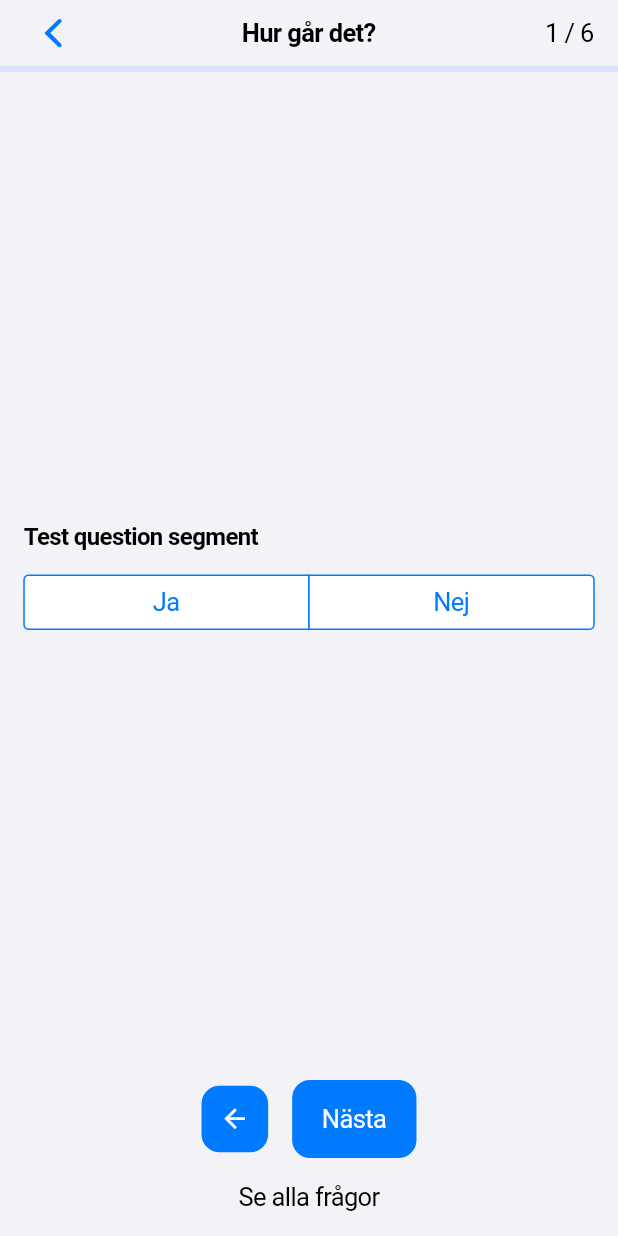
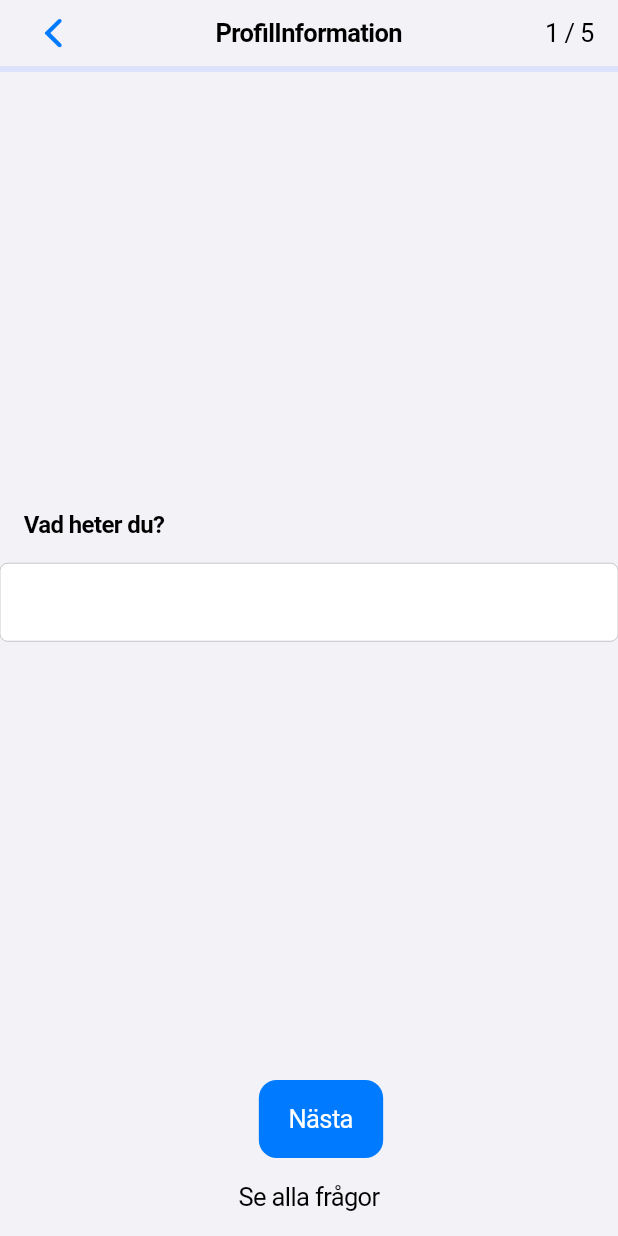
Before and after one commit to hci-gu/joint-replacement-movement, a Flutter app: the screen it shows after launch, scrolled down 576 dp, after a tap on "Se alla frågor", on a phone screen of 412 x 824 dp. Run offline on Flutter 3.47's test engine with Material 3 defaults, Android fonts, the phone set to English and light mode, and no system bars; our stand-ins replace device_info_plus, dio, fl_chart, flutter_hooks, flutter_keyboard_visibility, go_router and 3 more; missing offline and left inert: app_settings, personnummer.

Commit message:
multiple questionnaires, dependency questions, date type

```diff
--- a/fracture_movement/lib/main.dart
+++ b/fracture_movement/lib/main.dart
@@ -38,7 +38,7 @@ class App extends StatelessWidget {
   }
 
   final _router = GoRouter(
-    initialLocation: '/questionnaire/1',
+    initialLocation: '/questionnaire/profile',
     routes: [
       GoRoute(
         path: '/',
@@ -48,7 +48,9 @@ class App extends StatelessWidget {
           GoRoute(
             path: 'questionnaire/:id',
             name: 'questionnaire',
-            builder: (context, state) => const QuestionnaireScreen(id: 'id'),
+            builder: (context, state) => QuestionnaireScreen(
+              id: state.pathParameters['id'] ?? '',
+            ),
           )
         ],
       ),
--- a/fracture_movement/lib/screens/home.dart
+++ b/fracture_movement/lib/screens/home.dart
@@ -1,6 +1,41 @@
 import 'package:flutter/cupertino.dart';
 import 'package:go_router/go_router.dart';
 import 'package:url_launcher/url_launcher.dart';
+
+class Home extends StatelessWidget {
+  const Home({super.key});
+
+  @override
+  Widget build(BuildContext context) {
+    return CupertinoPageScaffold(
+      child: Center(
+        child: Column(
+          mainAxisSize: MainAxisSize.min,
+          children: [
+            const Text('Hem'),
+            // 2x2 grid of questionnaires
+            const SizedBox(height: 16),
+            CupertinoButton.filled(
+              child: const Text('Profilformulär'),
+              onPressed: () => context.goNamed(
+                'questionnaire',
+                pathParameters: {'id': 'profile'},
+              ),
+            ),
+            const SizedBox(height: 16),
+            CupertinoButton.filled(
+              child: const Text('Testformulär'),
+              onPressed: () => context.goNamed(
+                'questionnaire',
+                pathParameters: {'id': 'test'},
+              ),
+            ),
+          ],
+        ),
+      ),
+    );
+  }
+}
 
 class HomeScreen extends StatelessWidget {
   const HomeScreen({super.key});
@@ -11,16 +46,8 @@ class HomeScreen extends StatelessWidget {
       tabBuilder: (context, index) {
         switch (index) {
           case 0:
-            return const CupertinoPageScaffold(
-              child: Center(
-                child: Column(
-                  mainAxisSize: MainAxisSize.min,
-                  children: [
-                    Text('Hem'),
-                  ],
-                ),
-              ),
-            );
+            return const Home();
+            ;
           case 1:
             return const CupertinoPageScaffold(
               child: Center(
--- a/fracture_movement/lib/screens/questionnaire/questionnaire.dart
+++ b/fracture_movement/lib/screens/questionnaire/questionnaire.dart
@@ -44,17 +44,19 @@ class QuestionnaireScreen extends HookConsumerWidget {
                     questionnaire.setCurrentQuestion(value);
                   },
                   children: [
-                    for (var question in questionnaire.questions)
+                    for (var question in questionnaire.availableQuestions)
                       QuestionWidget(
                         question: question,
-                        onAnswer: (value) async {
+                        onAnswer: (value, [bool proceed = true]) async {
                           questionnaire.answer(value);
+                          if (proceed) {
                             await Future.delayed(
                                 const Duration(milliseconds: 500));
                             controller.nextPage(
                               duration: const Duration(milliseconds: 250),
                               curve: Curves.easeInOut,
                             );
+                          }
                         },
                         answer: questionnaire.answers[question.text],
                       ),
@@ -67,6 +69,7 @@ class QuestionnaireScreen extends HookConsumerWidget {
                     Row(
                       mainAxisSize: MainAxisSize.min,
                       children: [
+                        if (questionnaire.currentQuestion > 0)
                           CupertinoButton.filled(
                             padding: const EdgeInsets.all(12),
                             child: const Icon(Icons.arrow_back),
--- a/fracture_movement/lib/screens/questionnaire/state.dart
+++ b/fracture_movement/lib/screens/questionnaire/state.dart
@@ -1,5 +1,7 @@
 import 'package:flutter/cupertino.dart';
 import 'package:flutter/material.dart';
+import 'package:fracture_movement/screens/questionnaire/questionnaires/profile.dart';
+import 'package:fracture_movement/screens/questionnaire/questionnaires/test.dart';
 import 'package:hooks_riverpod/hooks_riverpod.dart';
 
 enum QuestionType {
@@ -8,17 +10,27 @@ enum QuestionType {
   segmentControl,
   painMedication,
   painScale,
+  date,
+}
+
+class Dependency {
+  final String question;
+  final String answer;
+
+  const Dependency({required this.question, required this.answer});
 }
 
 class Question {
   final String text;
   final QuestionType type;
   final List<String> options;
+  final Dependency? dependsOn;
 
   const Question({
     required this.text,
     this.type = QuestionType.text,
     this.options = const [],
+    this.dependsOn,
   });
 }
 
@@ -32,23 +44,22 @@ class Questionnaire extends ChangeNotifier {
     answers = {for (var question in questions) question.text: null};
   }
 
-  Question get current => questions[currentQuestion];
+  Question get current => availableQuestions[currentQuestion];
   String get progress =>
-      '${currentQuestion + 1} / ${questions.length.toString()}';
-  bool get isLast => currentQuestion == questions.length - 1;
+      '${currentQuestion + 1} / ${availableQuestions.length.toString()}';
+  bool get isLast => currentQuestion == availableQuestions.length - 1;
+  List<Question> get availableQuestions {
+    return questions
+        .where((question) =>
+            (question.dependsOn == null ||
+                answers[question.dependsOn!.question] == null) ||
+            (answers[question.dependsOn!.question] ==
+                question.dependsOn!.answer))
+        .toList();
+  }
 
   void setCurrentQuestion(int index) {
     currentQuestion = index;
-    notifyListeners();
-  }
-
-  void next() {
-    currentQuestion++;
-    notifyListeners();
-  }
-
-  void previous() {
-    currentQuestion--;
     notifyListeners();
   }
 
@@ -62,48 +73,11 @@ class Questionnaire extends ChangeNotifier {
   }
 }
 
-final questionnaireProvider = ChangeNotifierProvider.family(
-  (ref, id) => Questionnaire(
-    name: 'Hur går det?',
-    questions: const [
-      Question(
-        text: 'Test question segment',
-        type: QuestionType.segmentControl,
-        options: [
-          'Ja',
-          'Nej',
-        ],
-      ),
-      Question(
-        text:
-            'Ungefär hur många värktabletter av olika slag har du tagit idag?',
-        type: QuestionType.painMedication,
-      ),
-      Question(
-        text: 'Test question pain',
-        type: QuestionType.painScale,
-      ),
-      Question(
-        text: 'Test question',
-        type: QuestionType.singleChoice,
-        options: [
-          'Option 1',
-          'Option 2',
-          'Option 3',
-        ],
-      ),
-      Question(
-        text: 'Vilken är din huvudsakliga sysselsättning',
-        type: QuestionType.singleChoice,
-        options: [
-          'Arbete',
-          'Studier',
-          'Arbetslös',
-          'Sjukskriven',
-          'Pensionär',
-        ],
-      ),
-      Question(text: 'Last question'),
-    ],
-  ),
-);
+final questionnaireProvider = ChangeNotifierProvider.family((ref, id) {
+  switch (id) {
+    case 'profile':
+      return profileQuestionnaire;
+    default:
+      return testQuestionnaire;
+  }
+});
--- a/fracture_movement/lib/screens/questionnaire/widgets/question.dart
+++ b/fracture_movement/lib/screens/questionnaire/widgets/question.dart
@@ -61,7 +61,9 @@ class PainSlider extends HookWidget {
   Widget build(BuildContext context) {
     final sliderValue = useState(defaultValue.toDouble());
 
-    return Row(
+    return Padding(
+      padding: const EdgeInsets.symmetric(horizontal: 16),
+      child: Row(
         mainAxisSize: MainAxisSize.max,
         children: [
           Expanded(
@@ -79,13 +81,14 @@ class PainSlider extends HookWidget {
             ),
           ),
         ],
+      ),
     );
   }
 }
 
 class QuestionWidget extends StatelessWidget {
   final Question question;
-  final void Function(dynamic) onAnswer;
+  final void Function(dynamic, [bool]) onAnswer;
   final dynamic answer;
 
   const QuestionWidget({
@@ -133,7 +136,10 @@ class QuestionWidget extends StatelessWidget {
             for (var option in question.options)
               CupertinoListTile(
                 onTap: () => onAnswer(option),
-                title: Text(option),
+                title: Text(
+                  option,
+                  maxLines: 3,
+                ),
                 trailing: answer == option
                     ? const Icon(CupertinoIcons.checkmark)
                     : null,
@@ -175,6 +181,18 @@ class QuestionWidget extends StatelessWidget {
             )
           ],
         );
+      case QuestionType.date:
+        return SizedBox(
+          height: 250,
+          child: CupertinoDatePicker(
+            mode: CupertinoDatePickerMode.date,
+            maximumDate: DateTime.now().add(const Duration(days: 1)),
+            initialDateTime: answer ?? DateTime.now(),
+            onDateTimeChanged: (value) {
+              onAnswer(value, false);
+            },
+          ),
+        );
       default:
         return const SizedBox.shrink();
     }
```
Also changed, not shown: fracture_movement/lib/screens/questionnaire/questionnaires/profile.dart (added, +62 -0 lines), fracture_movement/lib/screens/questionnaire/questionnaires/test.dart (added, +48 -0 lines). Lines whose indentation alone changed are shown as unchanged.
